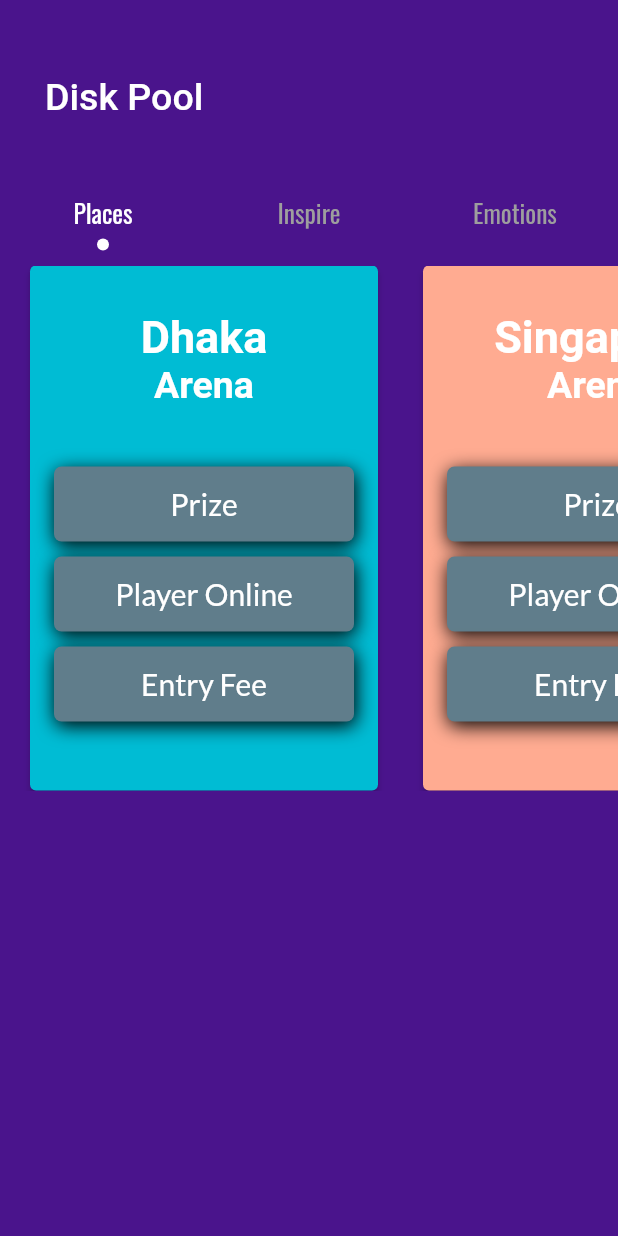
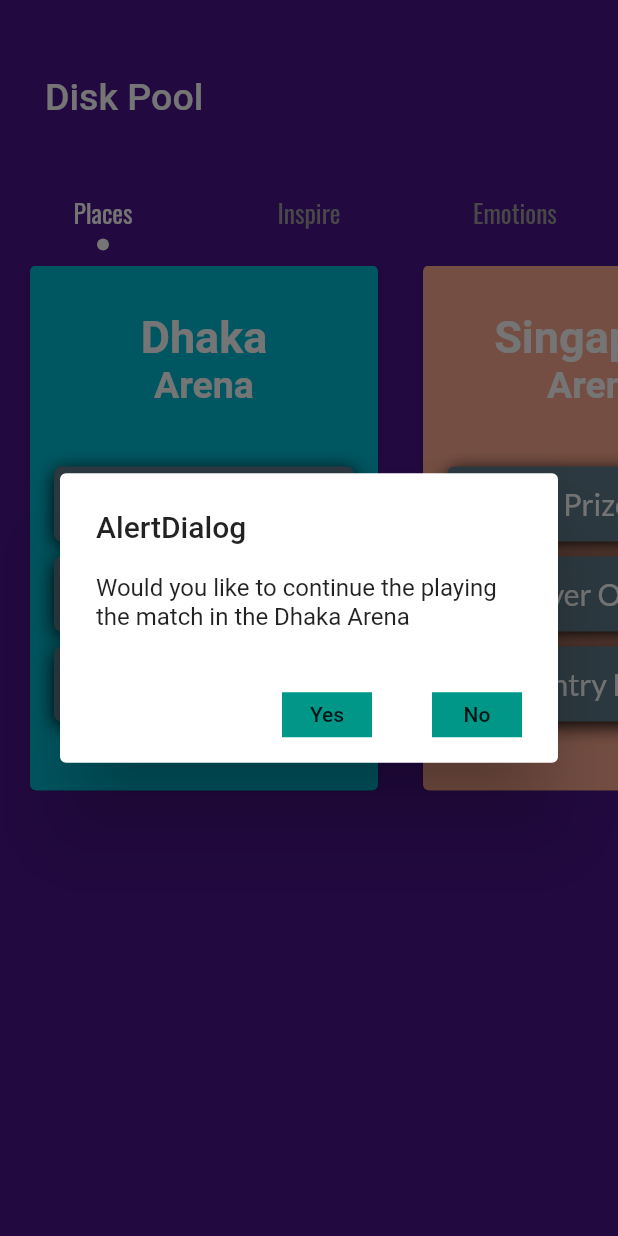
Before and after one commit to Wahed08/CustomUI, a Flutter app: the DiskPoolScreen screen opened directly, after a tap on "Dhaka", on a phone screen of 412 x 824 dp. Run offline on Flutter 3.47's test engine with Material 2 defaults, Android fonts, the phone set to English and light mode, and no system bars; our stand-ins replace carousel_slider, connectivity, firebase_auth, firebase_core, font_awesome_flutter, google_fonts and 1 more; missing offline and left inert: flutter_facebook_login; accounts and stored records are empty.

```diff
--- a/testBottomSheet/lib/task/DiskPool.dart
+++ b/testBottomSheet/lib/task/DiskPool.dart
@@ -12,16 +12,12 @@ class _DiskPoolScreenState extends State<DiskPoolScreen>
     with SingleTickerProviderStateMixin {
   List images = ["image.jpg", "image.jpg", "image.jpg"];
 
-   var colors = [
+  var colors = [
     Colors.cyan,
     Colors.deepOrange[200],
     Colors.lightGreen,
   ];
-    var firstName = [
-    "Dhaka",
-    "Singapore",
-    "Malayasia"
-  ];
+  var firstName = ["Dhaka", "Singapore", "Malayasia"];
 
   @override
   Widget build(BuildContext context) {
@@ -92,9 +88,32 @@ class _DiskPoolScreenState extends State<DiskPoolScreen>
                       return Container(
                         margin: EdgeInsets.only(left: 10, right: 20),
                         child: ElevatedButton(
-                          style: ElevatedButton.styleFrom(
-                              primary: colors[index]),
-                          onPressed: () {},
+                          style:
+                              ElevatedButton.styleFrom(primary: colors[index]),
+                          onPressed: () {
+                            showDialog(
+                                context: context,
+                                builder: (context) {
+                                  return AlertDialog(
+                                    title: Text("AlertDialog"),
+                                    content: Text(
+                                        "Would you like to continue the playing the match in the ${firstName[index]} Arena"),
+                                    actions: <Widget>[
+                                      FlatButton(
+                                          onPressed: () {
+                                            Navigator.of(context).pop();
+                                          },
+                                          child: Container(height: 30, width: 60,color: Colors.teal,child: Center(child: Text("Yes")))),
+                                      FlatButton(
+                                          onPressed: () {
+                                            Navigator.of(context).pop();
+                                          },
+                                          child: Container(height: 30, width: 60,color: Colors.teal,child: Center(child: Text("No"))))
+                                    ],
+                                    // elevation: 24,
+                                  );
+                                });
+                          },
                           child: Container(
                             height: 300,
                             width: 200,
```
